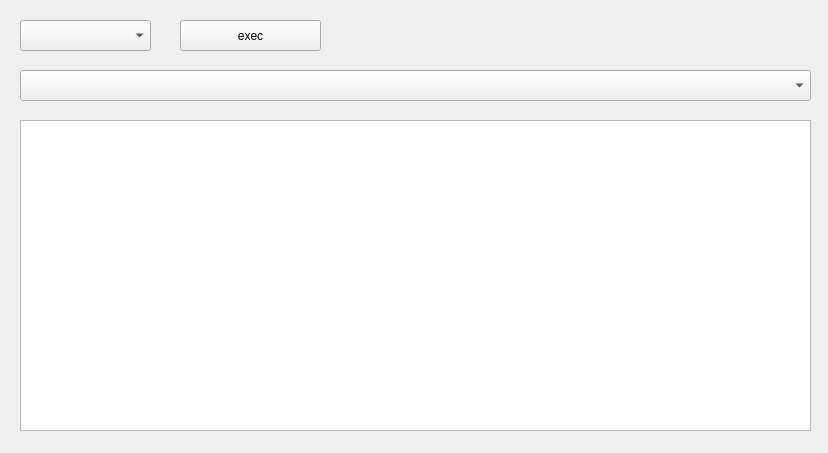
Old version of the form widget.ui in the repository CongXue0/DataStructure.
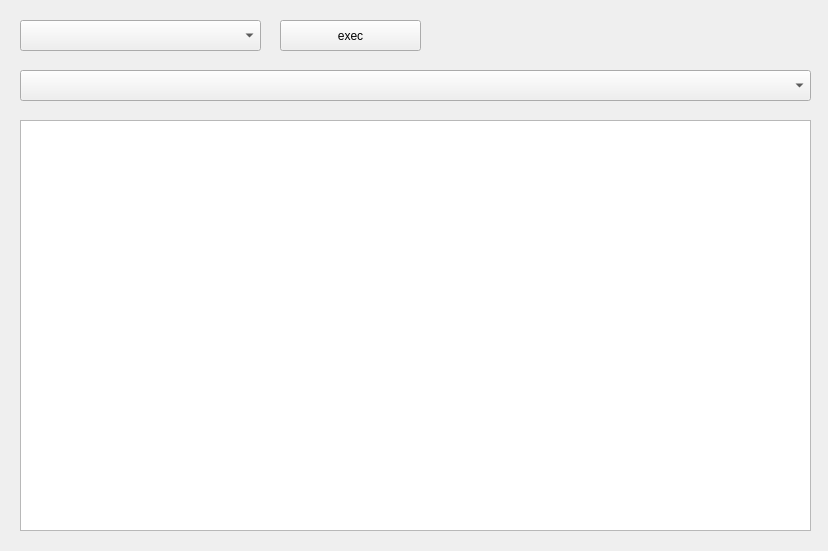
New version of the form.

The edit to the form file:
```diff
--- a/widget.ui
+++ b/widget.ui
@@ -7,7 +7,7 @@
     <x>0</x>
     <y>0</y>
     <width>828</width>
-    <height>453</height>
+    <height>551</height>
    </rect>
   </property>
   <property name="windowTitle">
@@ -18,7 +18,7 @@
     <rect>
      <x>20</x>
      <y>20</y>
-     <width>131</width>
+     <width>241</width>
      <height>31</height>
     </rect>
    </property>
@@ -36,7 +36,7 @@
   <widget class="QPushButton" name="pushButton_exec">
    <property name="geometry">
     <rect>
-     <x>180</x>
+     <x>280</x>
      <y>20</y>
      <width>141</width>
      <height>31</height>
@@ -52,7 +52,7 @@
      <x>20</x>
      <y>120</y>
      <width>791</width>
-     <height>311</height>
+     <height>411</height>
     </rect>
    </property>
   </widget>
```
